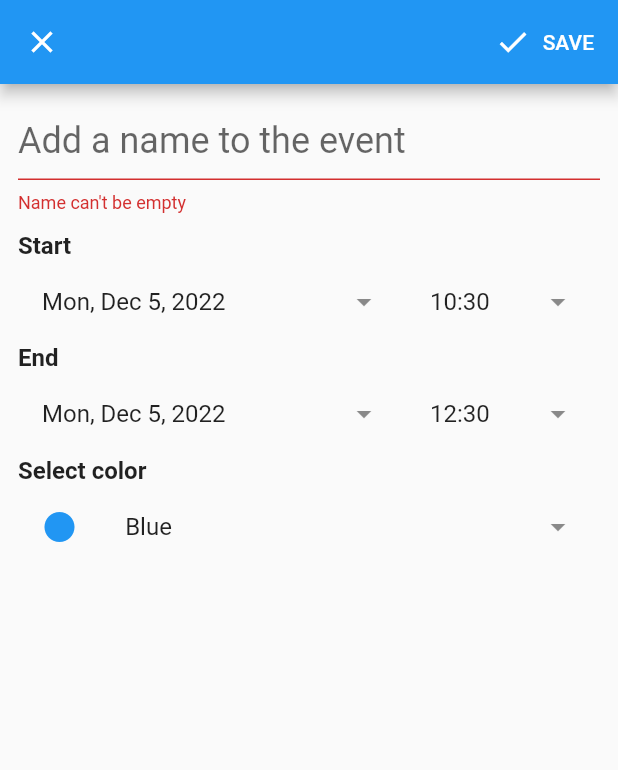
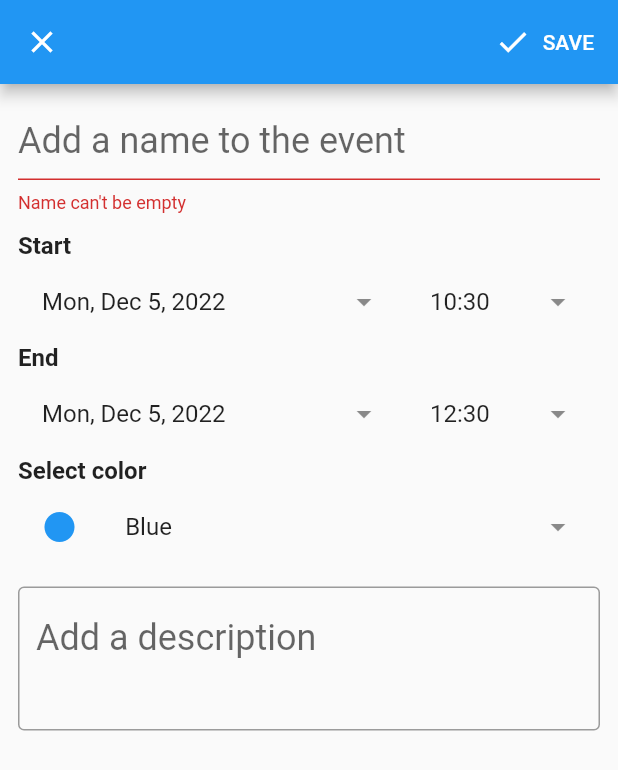
Before and after one commit to AmineAousji/Calendar_App, a Flutter app: the EventEditingPage screen opened directly, after a tap on "SAVE", on a phone screen of 412 x 824 dp. Shown: the top 770 px of the screen. Run offline on Flutter 3.47's test engine with Material 2 defaults, Android fonts, the phone set to English and light mode, and no system bars; our stand-ins replace cloud_firestore, firebase_auth, firebase_core, flutter_colorpicker, syncfusion_flutter_calendar; accounts and stored records are empty.

Commit message:
DEscription has been added

```diff
--- a/lib/main.dart
+++ b/lib/main.dart
@@ -32,6 +32,7 @@ class MyApp extends StatelessWidget {
   Widget build(BuildContext context) => ChangeNotifierProvider(
       create: (context) => EventProvider(),
       child: MaterialApp(
+        debugShowCheckedModeBanner: false,
         title: title,
         home: Scaffold(
           appBar: AppBar(title: const Text("Ecamlandar")),
--- a/lib/pages/event_editing_page.dart
+++ b/lib/pages/event_editing_page.dart
@@ -22,6 +22,8 @@ class _EventEditingPageState extends State<EventEditingPage> {
   late DateTime endDate;
   final _formKey = GlobalKey<FormState>();
   final titleController = TextEditingController();
+  final descriptionController = TextEditingController();
+
   Color backgroundColor = Colors.blue;
   final Map<String, Color> colorMap = {
     "Tomato": Colors.red,
@@ -89,7 +91,9 @@ class _EventEditingPageState extends State<EventEditingPage> {
                 buildTitle(),
                 SizedBox(height: 12),
                 buildDateTimePickers(),
-                buildColor()
+                buildColor(),
+                SizedBox(height: 12),
+                buildDescription()
               ],
             ),
           )),
@@ -121,6 +125,15 @@ class _EventEditingPageState extends State<EventEditingPage> {
             name != null && name.isEmpty ? "Name can't be empty" : null,
         controller: titleController,
       );
+
+  Widget buildDescription() =>  TextField(
+    maxLines: 2,
+    style: const TextStyle(fontSize: 24),
+    decoration: const InputDecoration(
+        border: OutlineInputBorder(),
+        hintText: 'Add a description'),
+    controller: descriptionController,
+  );
 
   // --------------DATETIME WIDGETS--------------
   /// Time form widget
@@ -313,12 +326,11 @@ class _EventEditingPageState extends State<EventEditingPage> {
 
     if (check) {
       final event = Event(
-          // TODO: add the option to set location or we don't really care
-          // TODO: add the option to set a description
           id: id,
           calendarName: 'ECAM',
           end: Timestamp.fromDate(endDate),
-          location: 'location',
+          description: descriptionController.text,
+          location: '1E06',
           name: titleController.text,
           public: false,
           start: Timestamp.fromDate(startDate),
```
